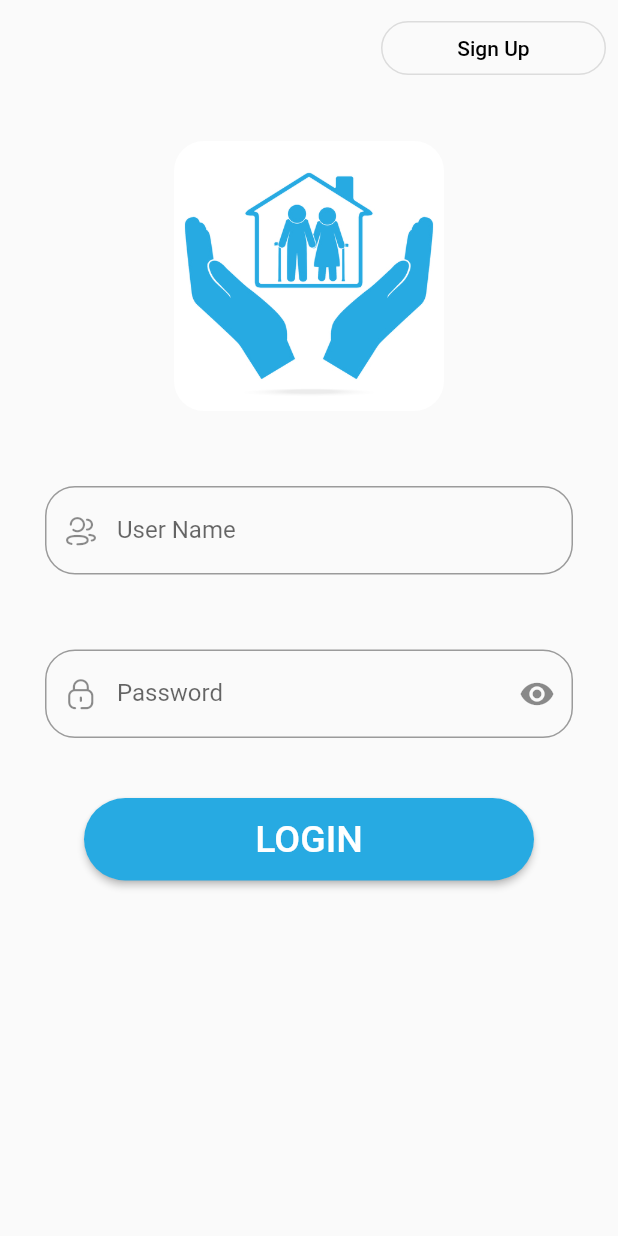
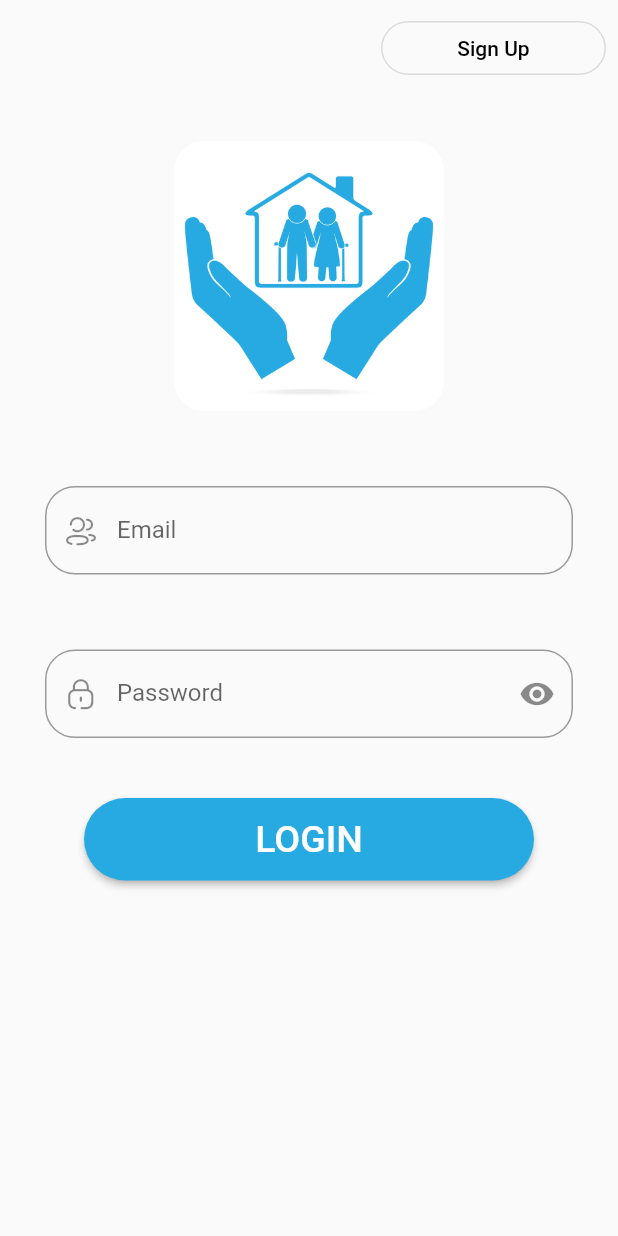
Before and after one commit to mak3042001/seniorApp, a Flutter app: the screen it shows after launch, on a phone screen of 412 x 824 dp. Run offline on Flutter 3.47's test engine with Material 2 defaults, Android fonts, the phone set to English and light mode, and no system bars; our stand-ins replace awesome_dialog.

Commit message:
edit email screen commit

```diff
--- a/lib/loginScreen.dart
+++ b/lib/loginScreen.dart
@@ -100,7 +100,7 @@ class _LoginScreenState extends State<LoginScreen> {
                           controller: userNameController,
                           isPassword: false,
                           type: TextInputType.name,
-                          text: 'User Name',
+                          text: 'Email',
                           prefix: IconBroken.User,
                         ),
                         const SizedBox(
--- a/lib/main.dart
+++ b/lib/main.dart
@@ -18,7 +18,6 @@ class MyApp extends StatelessWidget {
       title: 'Senior Care',
       theme: ThemeData(
         // This is the theme of your application.
-        //
         // Try running your application with "flutter run". You'll see the
         // application has a blue toolbar. Then, without quitting the app, try
         // changing the primarySwatch below to Colors.green and then invoke
--- a/lib/signUpScreen.dart
+++ b/lib/signUpScreen.dart
@@ -98,13 +98,15 @@ class _SignUpScreenState extends State<SignUpScreen> {
                         defaultFormField(
                           validator: (value) {
                             if (value!.isEmpty) {
-                              return 'Please enter your userName';
+                              return 'Please enter your email';
+                            } else if (!value.contains('@')) {
+                              return 'Please enter a valid email';
                             }
                             return null; // Return null if the input is valid
                           },
                           controller: userNameController,
                           type: TextInputType.name,
-                          text: 'User Name',
+                          text: 'email',
                           prefix: IconBroken.User,
                           isPassword: false,
                         ),
```
